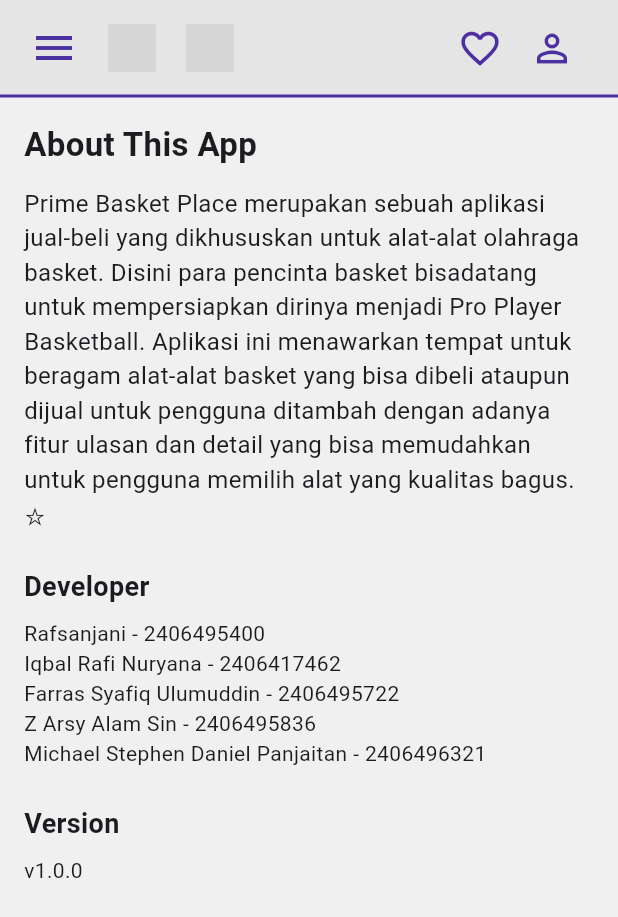
After one commit to pbp-kelompok-a10/Prime-Basket-Place-Mobile, a Flutter app: the AboutPage screen opened directly, on a phone screen of 412 x 824 dp. The commit adds this screen. Shown: the top 917 px of the screen. Run offline on Flutter 3.47's test engine with Material 3 defaults, Android fonts, the light colour scheme and no system bars; our stand-ins replace image_picker; missing offline and left inert: pbp_django_auth; accounts and stored records are empty; grey boxes are pictures that could not be loaded.

Commit message:
fixing and adding about page

```diff
--- /dev/null
+++ b/lib/about.dart
@@ -0,0 +1,56 @@
+import 'package:flutter/material.dart';
+import 'package:prime_basket_place_mobile/custom/custom_app_bar.dart';
+import 'package:prime_basket_place_mobile/custom/custom_drawer.dart';
+
+class AboutPage extends StatelessWidget {
+  const AboutPage({super.key});
+
+  @override
+  Widget build(BuildContext context) {
+    return Scaffold(
+      backgroundColor: Color(0xFFF0F0F0),
+      appBar: const CustomShopAppBar(), // Menggunakan AppBar custom Anda
+      drawer: const LeftDrawer(), // Menggunakan Drawer custom Anda
+      body: Padding(
+        padding: const EdgeInsets.all(16.0),
+        child: ListView(
+          children: const [
+            Text(
+              'About This App',
+              style: TextStyle(fontSize: 22, fontWeight: FontWeight.bold),
+            ),
+            SizedBox(height: 12),
+            Text(
+              'Prime Basket Place merupakan sebuah aplikasi jual-beli yang dikhususkan untuk alat-alat olahraga basket.'
+              ' Disini para pencinta basket bisadatang untuk mempersiapkan dirinya menjadi Pro Player Basketball.'
+              ' Aplikasi ini menawarkan tempat untuk beragam alat-alat basket yang bisa dibeli ataupun dijual untuk pengguna'
+              ' ditambah dengan adanya fitur ulasan dan detail yang bisa memudahkan untuk pengguna memilih alat yang kualitas bagus. ☆',
+              style: TextStyle(fontSize: 16),
+            ),
+            SizedBox(height: 24),
+
+            Text(
+              'Developer',
+              style: TextStyle(fontSize: 18, fontWeight: FontWeight.bold),
+            ),
+            SizedBox(height: 8),
+            Text('Rafsanjani - 2406495400'),
+            Text('Iqbal Rafi Nuryana - 2406417462'),
+            Text('Farras Syafiq Ulumuddin - 2406495722'),
+            Text('Z Arsy Alam Sin	- 2406495836'),
+            Text('Michael Stephen Daniel Panjaitan - 2406496321'),
+
+            SizedBox(height: 24),
+
+            Text(
+              'Version',
+              style: TextStyle(fontSize: 18, fontWeight: FontWeight.bold),
+            ),
+            SizedBox(height: 8),
+            Text('v1.0.0'),
+          ],
+        ),
+      ),
+    );
+  }
+}
--- a/lib/account/account_provider.dart
+++ b/lib/account/account_provider.dart
@@ -6,16 +6,15 @@
 class AccountProvider extends ChangeNotifier {
   UserAccount? account;
 
-  final String baseUrl = 'http://localhost:8000';
+  final String baseUrl =
+      'https://rafsanjani41-primebasketplace.pbp.cs.ui.ac.id';
 
   Future<bool> logout() async {
     final url = Uri.parse('$baseUrl/auth/logout/');
 
     final response = await http.post(
       url,
-      headers: {
-        'Content-Type': 'application/json',
-      },
+      headers: {'Content-Type': 'application/json'},
     );
 
     if (response.statusCode == 200) {
@@ -26,9 +25,9 @@
 
     return false;
   }
-   void setAccount(UserAccount account) {
+
+  void setAccount(UserAccount account) {
     this.account = account;
     notifyListeners();
   }
-
 }
--- a/lib/account/screens/favorite_page.dart
+++ b/lib/account/screens/favorite_page.dart
@@ -41,11 +41,7 @@
         onItemSelected: (index) => handleProfileRouting(context, index),
       ),
 
-      appBar: CustomShopAppBar(
-        onLogoTap: () {
-          Navigator.popUntil(context, (route) => route.isFirst);
-        },
-      ),
+      appBar: CustomShopAppBar(),
 
       body: Column(
         crossAxisAlignment: CrossAxisAlignment.start,
--- a/lib/account/screens/profile.dart
+++ b/lib/account/screens/profile.dart
@@ -74,11 +74,7 @@
           handleProfileRouting(context, index);
         },
       ),
-      appBar: CustomShopAppBar(
-        onLogoTap: () {
-          Navigator.popUntil(context, (route) => route.isFirst);
-        },
-      ),
+      appBar: CustomShopAppBar(),
       body: SingleChildScrollView(
         child: Column(
           crossAxisAlignment: CrossAxisAlignment.start,
--- a/lib/dashboard/screens/add_product_form.dart
+++ b/lib/dashboard/screens/add_product_form.dart
@@ -237,7 +237,7 @@
                       if (!_formKey.currentState!.validate()) return;
 
                       final response = await request.postJson(
-                        "http://localhost:8000/create-product-flutter/",
+                        "https://rafsanjani41-primebasketplace.pbp.cs.ui.ac.id/dashboard/create-product-flutter/",
                         jsonEncode({
                           "fields": {
                             "name": _name,
--- a/lib/dashboard/screens/dashboard_screen.dart
+++ b/lib/dashboard/screens/dashboard_screen.dart
@@ -38,7 +38,7 @@
   Widget build(BuildContext context) {
     final request = context.watch<CookieRequest>();
     return Scaffold(
-      backgroundColor: Color.fromARGB(255, 229, 229, 229),
+      backgroundColor: Color(0xFFF0F0F0),
       appBar: const CustomShopAppBar(),
       drawer: const LeftDrawer(),
       body: ListView(
--- a/lib/dashboard/widgets/product_card.dart
+++ b/lib/dashboard/widgets/product_card.dart
@@ -35,7 +35,7 @@
                 AspectRatio(
                   aspectRatio: 1,
                   child: Image.network(
-                    'http://localhost:8000/dashboard/proxy-image/?url=${Uri.encodeComponent(product.fields.imageUrl)}',
+                    'https://rafsanjani41-primebasketplace.pbp.cs.ui.ac.id/dashboard/proxy-image/?url=${Uri.encodeComponent(product.fields.imageUrl)}',
                     height: 150,
                     width: double.infinity,
                     fit: BoxFit.cover,
--- a/lib/detail-product/screens/edit_description_form.dart
+++ b/lib/detail-product/screens/edit_description_form.dart
@@ -21,6 +21,7 @@
     final request = context.watch<CookieRequest>();
 
     return Scaffold(
+      backgroundColor: Color(0xFFF0F0F0),
       appBar: AppBar(title: const Text('Edit Deskripsi')),
       body: Padding(
         padding: const EdgeInsets.all(16.0),
--- a/lib/detail-product/screens/product_detail_page.dart
+++ b/lib/detail-product/screens/product_detail_page.dart
@@ -17,7 +17,7 @@
 class _ProductDetailPageState extends State<ProductDetailPage> {
   Future<List<ProductDetail>> fetchProductDetail(CookieRequest request) async {
     var response = await request.get(
-      'https://rafsanjani41-primebasketplace.pbp.cs.ui.ac.id/detail/json/${widget.productId}/detail-json',
+      'https://rafsanjani41-primebasketplace.pbp.cs.ui.ac.id/detail/product/${widget.productId}/detail-json/',
     );
 
     List<ProductDetail> listProduct = [];
@@ -34,7 +34,11 @@
     final request = context.watch<CookieRequest>();
 
     return Scaffold(
-      appBar: AppBar(title: const Text('Detail Produk')),
+      backgroundColor: Color(0xFFF0F0F0),
+      appBar: AppBar(
+        title: const Text('Detail Produk'),
+        backgroundColor: Color(0xFFF0F0F0),
+      ),
       body: FutureBuilder(
         future: fetchProductDetail(request),
         builder: (context, AsyncSnapshot snapshot) {
--- a/lib/homepage/screens/homepage.dart
+++ b/lib/homepage/screens/homepage.dart
@@ -35,6 +35,7 @@
     final request = context.watch<CookieRequest>();
 
     return Scaffold(
+      backgroundColor: Color(0xFFF0F0F0),
       appBar: const CustomShopAppBar(), // Menggunakan AppBar custom Anda
       drawer: const LeftDrawer(), // Menggunakan Drawer custom Anda
       body: FutureBuilder(
@@ -81,7 +82,7 @@
                         children: [
                           Expanded(
                             child: Image.network(
-                              product.fields.imageUrl,
+                              'https://rafsanjani41-primebasketplace.pbp.cs.ui.ac.id/dashboard/proxy-image/?url=${Uri.encodeComponent(product.fields.imageUrl)}',
                               fit: BoxFit.cover,
                               width: double.infinity,
                               errorBuilder: (ctx, error, stackTrace) =>
```
Also changed, not shown: lib/account/screens/login.dart (+2 -7 lines), lib/account/screens/manage_user.dart (+3 -6 lines), lib/account/screens/password_page.dart (+3 -4 lines), lib/account/screens/register.dart (+3 -7 lines), lib/custom/custom_drawer.dart (+7 -1 lines), lib/detail-product/models/product_detail.dart (+8 -8 lines).
